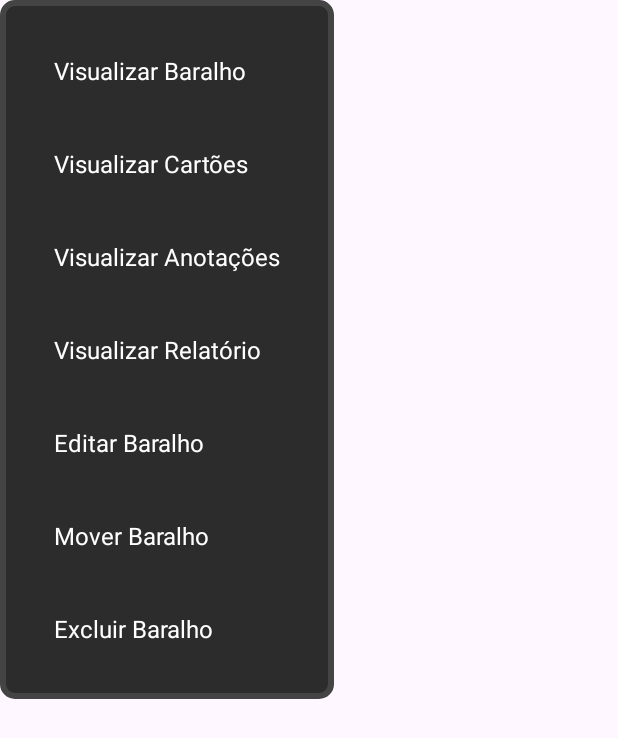
After one commit to mobile-dev-ufes/2024-2-proj-final-brash, an Android app: the layout gtc_home_fr_acoes_baralho.xml on its own in the app's theme, with its tools: preview values and no code run, on a phone screen of 412 x 824 dp. The commit adds this screen. Shown: the top 738 px of the screen. Run offline under Robolectric (Android 15) with nearby library versions, the phone set to English and light mode, and no system bars.

Commit message:
Pop-ups (dialogFragment) da HomeAC

```diff
--- /dev/null
+++ b/app/src/main/res/layout/gtc_home_fr_acoes_baralho.xml
@@ -0,0 +1,89 @@
+<?xml version="1.0" encoding="utf-8"?>
+<LinearLayout
+    xmlns:android="http://schemas.android.com/apk/res/android"
+    android:id="@+id/HomeFrAcoesBaralho"
+    android:layout_width="wrap_content"
+    android:layout_height="wrap_content"
+    android:orientation="vertical"
+    android:background="@drawable/borda_linear_layout"
+    android:padding="16dp">
+
+
+    <TextView
+        android:id="@+id/HomeFrAcoesBaralhoTextViewVisualizarBaralho"
+        android:layout_width="match_parent"
+        android:layout_height="wrap_content"
+        android:text="Visualizar Baralho"
+        android:textSize="16sp"
+        android:textColor="@color/white"
+        android:padding="20dp"
+        android:clickable="true"
+        android:focusable="true"/>
+
+    <TextView
+        android:id="@+id/HomeFrAcoesBaralhoTextViewVisualizarCartoes"
+        android:layout_width="match_parent"
+        android:layout_height="wrap_content"
+        android:text="Visualizar Cartões"
+        android:textSize="16sp"
+        android:textColor="@color/white"
+        android:padding="20dp"
+        android:clickable="true"
+        android:focusable="true"/>
+
+    <TextView
+        android:id="@+id/HomeFrAcoesBaralhoTextViewVisualizarAnotacoes"
+        android:layout_width="match_parent"
+        android:layout_height="wrap_content"
+        android:text="Visualizar Anotações"
+        android:textSize="16sp"
+        android:textColor="@color/white"
+        android:padding="20dp"
+        android:clickable="true"
+        android:focusable="true"/>
+
+    <TextView
+        android:id="@+id/HomeFrAcoesBaralhoTextViewVisualizarRelatorio"
+        android:layout_width="match_parent"
+        android:layout_height="wrap_content"
+        android:text="Visualizar Relatório"
+        android:textSize="16sp"
+        android:textColor="@color/white"
+        android:padding="20dp"
+        android:clickable="true"
+        android:focusable="true"/>
+
+    <TextView
+        android:id="@+id/HomeFrAcoesBaralhoTextViewEditarBaralho"
+        android:layout_width="match_parent"
+        android:layout_height="wrap_content"
+        android:text="Editar Baralho"
+        android:textSize="16sp"
+        android:textColor="@color/white"
+        android:padding="20dp"
+        android:clickable="true"
+        android:focusable="true"/>
+
+    <TextView
+        android:id="@+id/HomeFrAcoesBaralhoTextViewMoverBaralho"
+        android:layout_width="match_parent"
+        android:layout_height="wrap_content"
+        android:text="Mover Baralho"
+        android:textSize="16sp"
+        android:textColor="@color/white"
+        android:padding="20dp"
+        android:clickable="true"
+        android:focusable="true"/>
+
+    <TextView
+        android:id="@+id/HomeFrAcoesBaralhoTextViewExcluirBaralho"
+        android:layout_width="match_parent"
+        android:layout_height="wrap_content"
+        android:text="Excluir Baralho"
+        android:textSize="16sp"
+        android:textColor="@color/white"
+        android:padding="20dp"
+        android:clickable="true"
+        android:focusable="true"/>
+
+</LinearLayout>
--- a/app/src/main/res/layout/layout_icone_perfil.xml
+++ b/app/src/main/res/layout/layout_icone_perfil.xml
@@ -4,7 +4,8 @@
     xmlns:tools="http://schemas.android.com/tools"
     android:layout_width="match_parent"
     android:layout_height="match_parent"
-    android:background="@color/deep_purple">
+    android:background="@color/deep_purple"
+>
 
     <ImageView
         android:id="@+id/ImageViewIconePerfil"
@@ -16,6 +17,7 @@
         app:layout_constraintBottom_toBottomOf="parent"
         app:tint="@color/deep_black"
         android:src="@drawable/perfil_conta"
+
         />
 
 </androidx.constraintlayout.widget.ConstraintLayout>
--- a/app/src/main/res/layout/nuc_cadastrar_fr_codigo.xml
+++ b/app/src/main/res/layout/nuc_cadastrar_fr_codigo.xml
@@ -91,13 +91,15 @@
 
                 android:layout_width="wrap_content"
                 android:layout_height="wrap_content"
-                android:text="Verificar código"
+                android:text="@string/nuc_verificar_codigo"
 
                 android:layout_marginTop="24dp"
 
                 android:backgroundTint="@color/medium_gray"
 
                 android:layout_gravity="center"
+
+                app:cornerRadius="8dp"
                 >
             </Button>
 
--- a/app/src/main/res/layout/nuc_cadastrar_fr_exito.xml
+++ b/app/src/main/res/layout/nuc_cadastrar_fr_exito.xml
@@ -67,6 +67,8 @@
             android:backgroundTint="@color/medium_gray"
 
             android:layout_gravity="center"
+
+            app:cornerRadius="8dp"
             >
         </Button>
 
--- a/app/src/main/res/layout/nuc_configuracao_ac.xml
+++ b/app/src/main/res/layout/nuc_configuracao_ac.xml
@@ -187,7 +187,7 @@
         android:id="@+id/ConfiguracaoAcTextViewTrocarSenha"
         android:layout_width="0dp"
         android:layout_height="wrap_content"
-        android:text="@string/trocar_senha"
+        android:text="@string/nuc_trocar_senha"
         android:textSize="20sp"
 
         android:paddingStart="15dp"
@@ -206,7 +206,7 @@
         android:id="@+id/ConfiguracaoAcTextViewTrocarEmail"
         android:layout_width="0dp"
         android:layout_height="wrap_content"
-        android:text="@string/trocar_email"
+        android:text="@string/nuc_trocar_email"
         android:textSize="20sp"
 
         android:paddingStart="15dp"
@@ -225,7 +225,7 @@
         android:id="@+id/ConfiguracaoAcTextViewSairDaConta"
         android:layout_width="0dp"
         android:layout_height="wrap_content"
-        android:text="@string/sair_da_conta"
+        android:text="@string/nuc_sair_da_conta"
         android:textSize="20sp"
 
         android:paddingStart="15dp"
--- a/app/src/main/res/values/themes.xml
+++ b/app/src/main/res/values/themes.xml
@@ -5,5 +5,8 @@
         <!-- <item name="colorPrimary">@color/my_light_primary</item> -->
     </style>
 
-    <style name="Theme.Brash" parent="Base.Theme.Brash" />
+    <style name="Theme.Brash" parent="Base.Theme.Brash"/>
+
+
+
 </resources>
```
Also changed, not shown: app/src/main/java/com/example/brash/aprendizado/gestaoDeConteudo/ui/view/Fragments/AcoesAdicionaisFrDialog.kt (+4 -4 lines), app/src/main/java/com/example/brash/aprendizado/gestaoDeConteudo/ui/view/Fragments/AcoesBaralhoFrDialog.kt (added, +69 -0 lines), app/src/main/java/com/example/brash/aprendizado/gestaoDeConteudo/ui/view/Fragments/AcoesPastaFrDialog.kt (added, +49 -0 lines), app/src/main/java/com/example/brash/aprendizado/gestaoDeConteudo/ui/view/Fragments/CriarPastaFrDialog.kt (added, +46 -0 lines), app/src/main/java/com/example/brash/aprendizado/gestaoDeConteudo/ui/view/Fragments/MoverBaralhoFrDialog.kt (added, +40 -0 lines), app/src/main/java/com/example/brash/aprendizado/gestaoDeConteudo/ui/view/Fragments/RenomearPastaFrDialog.kt (added, +46 -0 lines), app/src/main/res/layout/gtc_home_ac.xml (+17 -5 lines), app/src/main/res/layout/gtc_home_fr_acoes_adicionais.xml (+4 -4 lines), app/src/main/res/layout/gtc_home_fr_acoes_pasta.xml (added, +35 -0 lines), app/src/main/res/layout/gtc_home_fr_criar_pasta.xml (added, +56 -0 lines), app/src/main/res/layout/gtc_home_fr_mover_baralho.xml (added, +84 -0 lines), app/src/main/res/layout/gtc_home_fr_renomear_pasta.xml (added, +55 -0 lines), app/src/main/res/values/strings.xml (+7 -3 lines), 1 other file.
